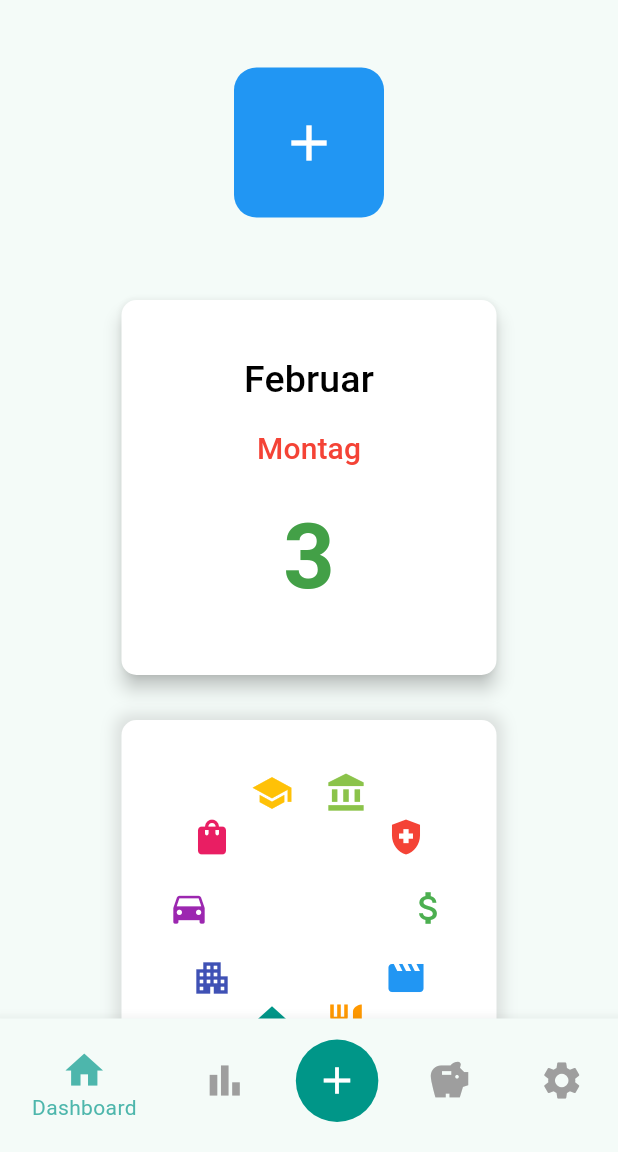
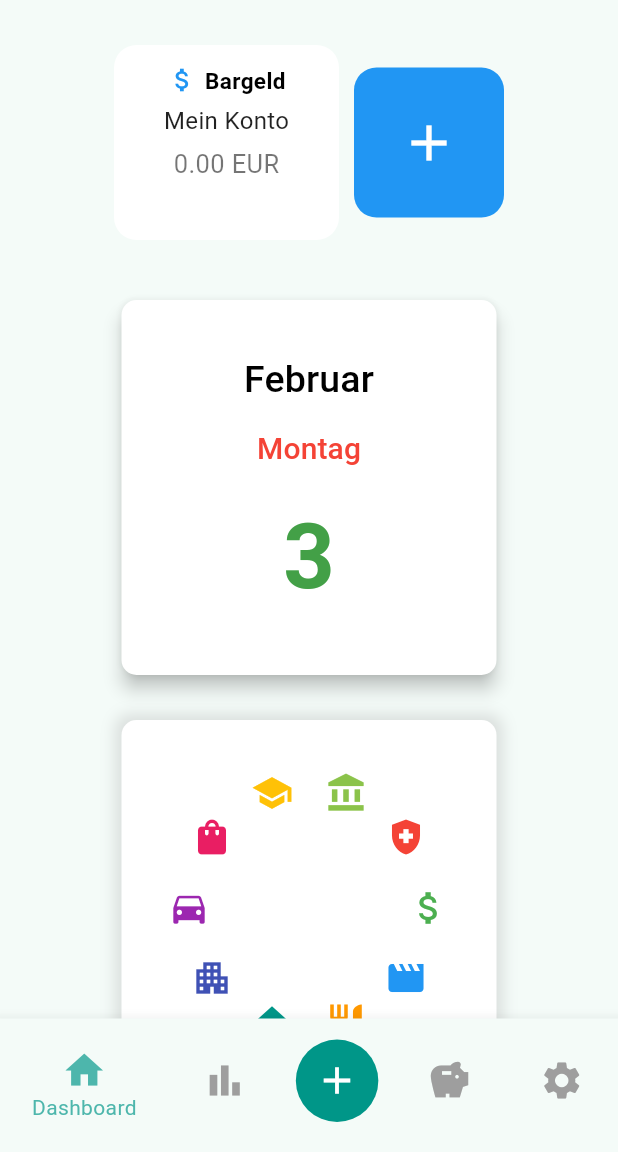
Before and after one commit to SlayBrainzZ/budget_management_app, a Flutter app: the AccountDetailsScreen screen opened directly with empty values, after a tap on "Speichern", on a phone screen of 412 x 824 dp, the part 84-1236 px from its top. Run offline on Flutter 3.47's test engine with Material 3 defaults, Android fonts, the phone set to English and light mode, and no system bars; our stand-ins replace cloud_firestore, csv, firebase_auth, firebase_core, fl_chart, multi_select_flutter; missing offline and left inert: dart:html; accounts and stored records are empty.

Commit message:
bug behoben

```diff
--- a/lib/MoneyGuard/category.dart
+++ b/lib/MoneyGuard/category.dart
@@ -117,6 +117,7 @@ class _CategoryScreenState extends State<CategoryScreen> {
 
     final user = FirebaseAuth.instance.currentUser;
 
+    print("Kategorien geladen");
     if (user != null) {
       final userId = user.uid;
 
--- a/lib/MoneyGuard/dashboard.dart
+++ b/lib/MoneyGuard/dashboard.dart
@@ -21,8 +21,32 @@ class _DashboardState extends State<Dashboard> {
   void initState() {
     super.initState();
     _fetchBankAccounts();
+    _createDefaultAccount();
+    FirestoreService().createDefaultCategories(currentUser!.uid).then((_) {
+      return FirestoreService().getSortedUserCategories(currentUser!.uid);
+    });
   }
 
+  Future<void> _createDefaultAccount() async {
+    if (currentUser != null) {
+      List<BankAccount> accounts = await FirestoreService().getUserBankAccounts(currentUser!.uid);
+
+      // Falls noch kein Konto existiert, erstelle ein Standardkonto "Mein Konto"
+      if (accounts.isEmpty) {
+        final defaultAccount = BankAccount(
+          userId: currentUser!.uid,
+          accountName: 'Mein Konto',
+          balance: 0.0,
+          accountType: 'Bargeld',
+          exclude: false,
+          forImport: false,
+        );
+
+        await FirestoreService().createBankAccount(currentUser!.uid, defaultAccount);
+        _fetchBankAccounts(); // Aktualisiere die Liste
+      }
+    }
+  }
   Future<void> _fetchBankAccounts() async {
     if (currentUser != null) {
       List<BankAccount> accounts =
@@ -51,6 +75,12 @@ class _DashboardState extends State<Dashboard> {
 
   Future<void> _createBankAccount(Map<String, String> accountData, bool forImport) async {
     if (currentUser != null) {
+
+    if (accountData['name'] == null || accountData['name']!.trim().isEmpty) {
+        print("FEHLER: Name des Kontos ist leer!");
+        return; // Konto wird nicht erstellt
+      }
+
       final account = BankAccount(
         userId: currentUser!.uid,
         accountName: accountData['name'],
@@ -63,6 +93,8 @@ class _DashboardState extends State<Dashboard> {
       _fetchBankAccounts();
     }
   }
+
+
 
 
   Widget _buildAccountCards(BuildContext context) {
@@ -358,7 +390,7 @@ class _AccountDetailsScreen extends State<AccountDetailsScreen> {
           onPressed: () {
             Navigator.pushReplacement(
               context,
-              MaterialPageRoute(builder: (context) => Dashboard()),
+              MaterialPageRoute(builder: (context) => MyApp()),
             );
           },
         ),
@@ -376,6 +408,9 @@ class _AccountDetailsScreen extends State<AccountDetailsScreen> {
           ListTile(
             leading: const Icon(Icons.money, color: Colors.blue),
             title: const Text("Aktueller Kontostand"),
+            trailing: Text("$accountBalance EUR"),
+            onTap: null,
+            /*
             trailing: Text(
               "$accountBalance EUR${widget.account?.forImport == true ? '' : ' >'}",
             ),
@@ -385,7 +420,7 @@ class _AccountDetailsScreen extends State<AccountDetailsScreen> {
               _editField("Aktueller Kontostand", (value) {
                 setState(() => accountBalance = value);
               });
-            },
+            },*/
           ),
           const SizedBox(height: 20),
           ListTile(
--- a/lib/backend/firestore_service.dart
+++ b/lib/backend/firestore_service.dart
@@ -297,7 +297,12 @@ class FirestoreService {
       final userBankAccountsRef = usersRef.doc(documentId).collection('bankAccounts');
       firestore.QuerySnapshot snapshot = await userBankAccountsRef.get();
       print("Abgerufene Konten: ${snapshot.docs.length}");
-      return snapshot.docs.map((doc) => BankAccount.fromMap(doc.data() as Map<String, dynamic>, doc.id)).toList();
+      //return snapshot.docs.map((doc) => BankAccount.fromMap(doc.data() as Map<String, dynamic>, doc.id)).toList();
+      // Filtere nur Konten mit gültigem Namen und gültigem Typ
+      return snapshot.docs
+          .map((doc) => BankAccount.fromMap(doc.data() as Map<String, dynamic>, doc.id))
+          .where((account) => account.accountName != null && account.accountName!.isNotEmpty && account.accountType != 'unknown')
+          .toList();
     } catch (e) {
       print("Error getting user bank accounts: $e");
       return [];
--- a/pubspec.yaml
+++ b/pubspec.yaml
@@ -37,7 +37,7 @@ dependencies:
     sdk: flutter
 
   multi_select_flutter: ^4.1.3
-
+  shared_preferences: ^2.0.15
 
   # The following adds the Cupertino Icons font to your application.
   # Use with the CupertinoIcons class for iOS style icons.
```
Also changed, not shown: pubspec.lock, 1 other file.
